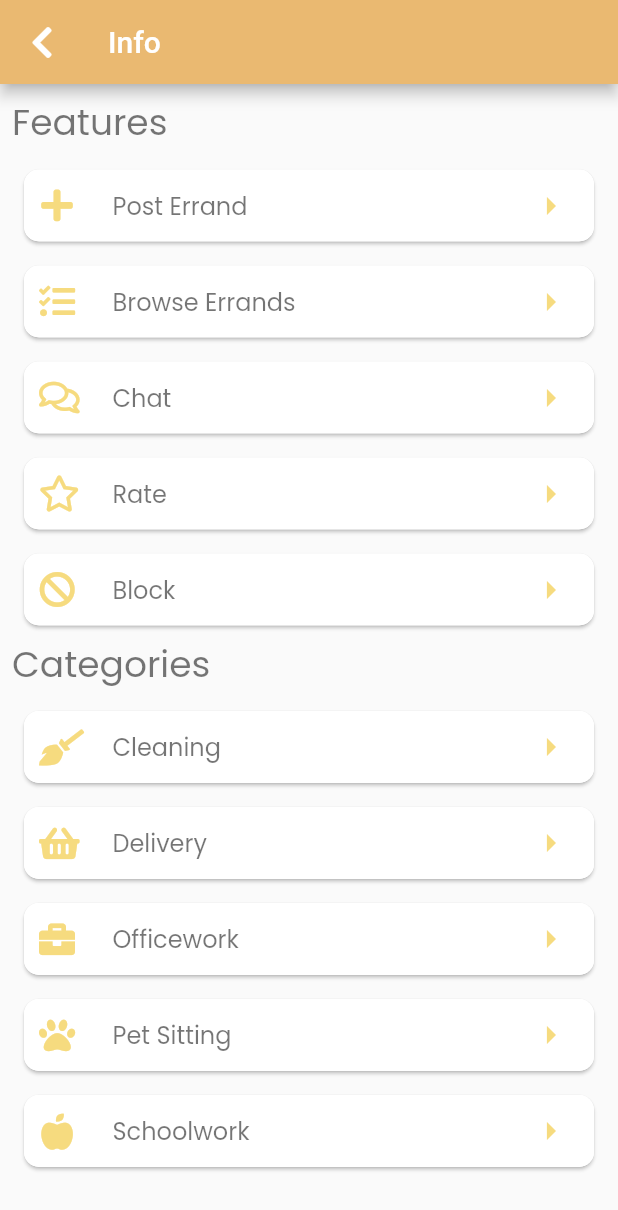
After one commit to jrmgarcia/pasabay_app, a Flutter app: the InfoView screen opened directly, on a phone screen of 412 x 824 dp. The commit adds this screen. Shown: the top 1210 px of the screen. Run offline on Flutter 3.47's test engine with Material 2 defaults, Android fonts, the phone set to English and light mode, and no system bars; drawn by our look-alikes of expandable; our stand-ins replace cached_network_image, cloud_firestore, curved_navigation_bar, firebase_auth, firebase_messaging, firebase_storage and 12 more; missing offline and left inert: flappy_search_bar; accounts and stored records are empty; network calls fail.

Commit message:
Added Info Page

```diff
--- a/lib/constants/route_names.dart
+++ b/lib/constants/route_names.dart
@@ -11,4 +11,5 @@ const String BlacklistViewRoute = "BlacklistView";
 const String SearchViewRoute = "SearchView";
 const String TransactionViewRoute = "TransactionView";
 const String MessageViewRoute = "MessageView";
+const String InfoViewRoute = "InfoView";
 // Generate the views here
--- a/lib/ui/router.dart
+++ b/lib/ui/router.dart
@@ -3,6 +3,7 @@ import 'package:pasabay_app/models/post.dart';
 import 'package:pasabay_app/models/user.dart';
 import 'package:pasabay_app/ui/views/blacklist_view.dart';
 import 'package:pasabay_app/ui/views/browse_view.dart';
+import 'package:pasabay_app/ui/views/info_view.dart';
 import 'package:pasabay_app/ui/views/transaction_view.dart';
 import 'package:pasabay_app/ui/views/create_post_view.dart';
 import 'package:flutter/material.dart';
@@ -87,6 +88,11 @@ Route<dynamic> generateRoute(RouteSettings settings) {
         routeName: settings.name,
         viewToShow: BlacklistView(),
       );
+    case InfoViewRoute:
+      return _getPageRoute(
+        routeName: settings.name,
+        viewToShow: InfoView(),
+      );
     default:
       return MaterialPageRoute(
           builder: (_) => Scaffold(
--- a/lib/ui/views/home_view.dart
+++ b/lib/ui/views/home_view.dart
@@ -8,8 +8,10 @@ import 'package:curved_navigation_bar/curved_navigation_bar.dart';
 import 'package:flutter_local_notifications/flutter_local_notifications.dart';
 import 'package:fluttertoast/fluttertoast.dart';
 import 'package:font_awesome_flutter/font_awesome_flutter.dart';
+import 'package:pasabay_app/constants/route_names.dart';
 import 'package:pasabay_app/locator.dart';
 import 'package:pasabay_app/services/authentication_service.dart';
+import 'package:pasabay_app/services/navigation_service.dart';
 import 'package:pasabay_app/ui/shared/my_drawer.dart';
 import 'package:pasabay_app/ui/views/transaction_view.dart';
 import 'package:pasabay_app/ui/views/dashboard_view.dart';
@@ -18,6 +20,7 @@ import 'package:pasabay_app/ui/views/posts_view.dart';
 void main() => runApp(MaterialApp(home: HomeView()));
 
 final AuthenticationService _authenticationService = locator<AuthenticationService>();
+final NavigationService _navigationService = locator<NavigationService>();
 
 class HomeView extends StatefulWidget {
   @override
@@ -150,7 +153,7 @@ class _HomeViewState extends State<HomeView> {
           onPressed: () => _scaffoldKey.currentState.openDrawer(),
         ),
         actions: <Widget>[
-          IconButton(tooltip: 'Info', icon: Icon(FontAwesomeIcons.questionCircle), onPressed: () {}),
+          IconButton(tooltip: 'Info', icon: Icon(FontAwesomeIcons.questionCircle), onPressed: () => _navigationService.navigateTo(InfoViewRoute)),
         ],
       ),
       drawer: MyDrawer(),
--- /dev/null
+++ b/lib/ui/views/info_view.dart
@@ -0,0 +1,139 @@
+import 'package:expandable/expandable.dart';
+import 'package:font_awesome_flutter/font_awesome_flutter.dart';
+import 'package:pasabay_app/constants/category_names.dart';
+import 'package:pasabay_app/ui/shared/my_drawer.dart';
+import 'package:flutter/material.dart';
+import 'package:pasabay_app/ui/shared/shared_styles.dart';
+import 'dart:math' as math;
+
+import 'package:pasabay_app/ui/shared/ui_helpers.dart';
+
+class InfoView extends StatelessWidget {
+  InfoView({Key key}) : super(key: key);
+
+  @override
+  Widget build(BuildContext context) {
+    return Scaffold(
+      appBar: AppBar(
+        title: Text("Info", style: TextStyle(color: Colors.white)),
+        backgroundColor: Theme.of(context).primaryColor,
+        iconTheme: IconThemeData(color: Colors.white),
+        leading: myBackButton(context)
+      ),
+      drawer: MyDrawer(),
+      body: MyInfoPage()
+    );
+  }
+}
+
+class MyInfoPage extends StatefulWidget {
+  @override
+  State createState() {
+    return MyInfoPageState();
+  }
+}
+
+class MyInfoPageState extends State<MyInfoPage> {
+  @override
+  Widget build(BuildContext context) {
+    String cleaningDescription = "This service includes sweeping and mopping ﬂoors, making beds, tidying, bathroom cleaning, vacuuming, surface cleaning, car washing, laundry and ironing, and following the customer instructions.";
+    String deliveryDescription = "This service includes purchase and pick-up of desired items, groceries, food or beverages, and delivery of the purchased items to a speciﬁed location. Quantity of orders needs to be agreed upon between users before purchasing of items.";
+    String officeworkDescription = "This service is on-site and includes inbound and unbound calls, typing and word processing, operating ofﬁce machines, ﬁling data entry, ofﬁce inventory and replenishment, running errands, and following the customer instructions. Customer shall provide the materials, tools, and necessary training for the doer to perform the task.";
+    String petSittingDescription = "This service includes dogsitting, replenishing of pet food and water, walking dogs in permitted areas, cleaning up after dogs, and playtime.";
+    String schoolworkDescription = "This service includes tutoring, editing and proofreading papers, transcribing, editing videos, designing posters, participating in focus group discussions, interviews, or surveys, statistical analysis and the likes. Customer shall provide the materials, tools, and necessary training for the doer to perform the task.";
+    String postErrandDescription = "This allows you to post what you need to get done, how to do it, and how much you are willing to pay for it.";
+    String browseErrandsDescription = "This allows the user, who is looking for an errand, to search, sort, and ﬁlter errands.";
+    String chatDescription = "This allows the users to transact with each other in order to further clarify the scope of selected errand through sending of texts and images.";
+    String rateDescription = "After an errand is marked as done, you will rate your experience (on a scale of one to ﬁve stars) based on the performance of the user who completed the errand and vice versa.";
+    String blockDescription = "This allows you to block users if you receive unjust treatment from them, including but not limited to, scamming and harassing. If you block a user, they cannot see your posted errands and message you. Also, it would terminate any ongoing transaction between you and the user.";
+    return Scaffold(
+      body: ExpandableTheme(
+        data: ExpandableThemeData(),
+        child: ListView(
+          padding: EdgeInsets.all(8),
+          physics: BouncingScrollPhysics(),
+          children: <Widget>[
+            Text("Features", style: Theme.of(context).textTheme.headline5),
+            verticalSpaceTiny,
+            buildExpandable(context, "Post Errand", FontAwesomeIcons.plus, postErrandDescription),
+            buildExpandable(context, "Browse Errands", FontAwesomeIcons.tasks, browseErrandsDescription),
+            buildExpandable(context, "Chat", FontAwesomeIcons.comments, chatDescription),
+            buildExpandable(context, "Rate", FontAwesomeIcons.star, rateDescription),
+            buildExpandable(context, "Block", FontAwesomeIcons.ban, blockDescription),
+            Text("Categories", style: Theme.of(context).textTheme.headline5),
+            verticalSpaceTiny,
+            buildExpandable(context, Cleaning, FontAwesomeIcons.broom, cleaningDescription),
+            buildExpandable(context, Delivery, FontAwesomeIcons.shoppingBasket, deliveryDescription),
+            buildExpandable(context, Officework, FontAwesomeIcons.briefcase, officeworkDescription),
+            buildExpandable(context, PetSitting, FontAwesomeIcons.paw, petSittingDescription),
+            buildExpandable(context, Schoolwork, FontAwesomeIcons.appleAlt, schoolworkDescription),
+          ],
+        ),
+      ),
+    );
+  }
+}
+
+Widget buildExpandable(BuildContext context, String label, IconData icon, String description) {
+
+  buildList() {
+    return Padding(
+      padding: EdgeInsets.all(8.0),
+      child: Text(description, style: Theme.of(context).textTheme.bodyText2),
+    );
+  }
+
+  return ExpandableNotifier(
+      child: ScrollOnExpand(
+        child: Card(
+          elevation: 1,
+          shape: RoundedRectangleBorder(
+            borderRadius: BorderRadius.circular(10),
+          ),
+          margin: EdgeInsets.all(8),
+          clipBehavior: Clip.antiAlias,
+          child: Column(
+            children: <Widget>[
+              ExpandablePanel(
+                theme: ExpandableThemeData(
+                  headerAlignment: ExpandablePanelHeaderAlignment.center,
+                  tapBodyToExpand: true,
+                  tapBodyToCollapse: true,
+                  hasIcon: false,
+                ),
+                header: Container(
+                  color: Theme.of(context).cardColor,
+                  child: Padding(
+                    padding: EdgeInsets.all(10.0),
+                    child: Row(
+                      children: [
+                        Icon(icon, color: Theme.of(context).accentColor),
+                        horizontalSpaceMedium,
+                        Expanded(
+                          child: Text(
+                            label,
+                            style: Theme.of(context).textTheme.subtitle1
+                          ),
+                        ),
+                        ExpandableIcon(
+                          theme: ExpandableThemeData(
+                            expandIcon: Icons.arrow_right,
+                            collapseIcon: Icons.arrow_drop_down,
+                            iconColor: Theme.of(context).accentColor,
+                            iconSize: 28.0,
+                            iconRotationAngle: math.pi / 2,
+                            iconPadding: EdgeInsets.only(right: 5),
+                            hasIcon: false,
+                          ),
+                        ),
+                      ],
+                    ),
+                  ),
+                ),
+                expanded: buildList(),
+              ),
+            ],
+          ),
+        ),
+      ));
+}
--- a/pubspec.yaml
+++ b/pubspec.yaml
@@ -56,6 +56,7 @@ dependencies:
   intl: ^0.16.1
   photo_view: ^0.9.2
   flappy_search_bar: ^1.7.2
+  expandable: ^4.1.3
 
 dev_dependencies:
   flutter_test:
```
Also changed, not shown: pubspec.lock.
